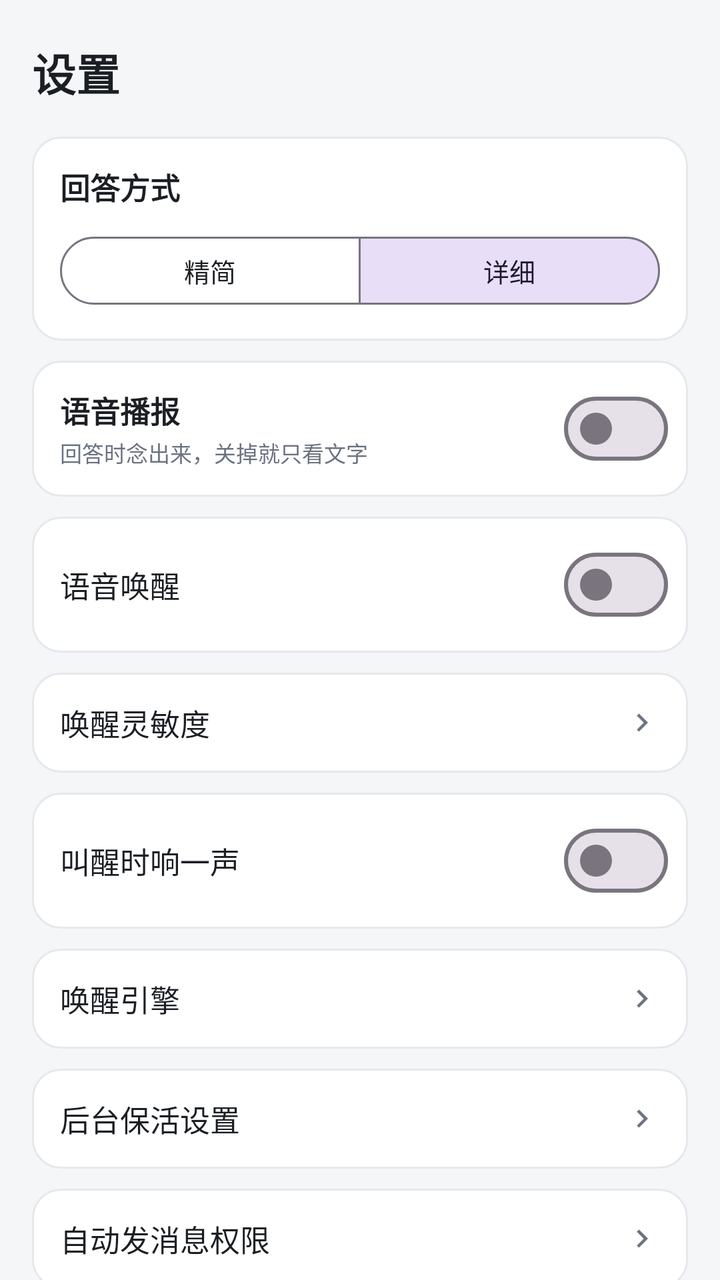
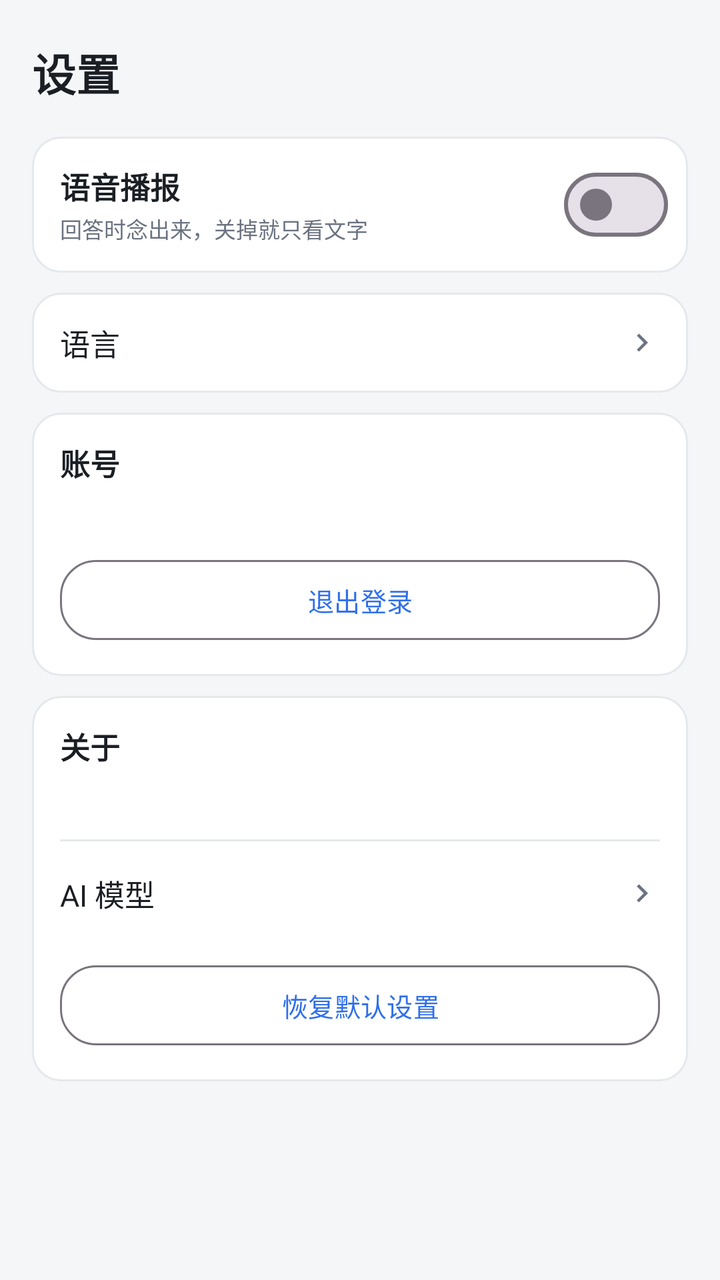

Before-and-after screenshots of an Android layout around one commit, followed by the original layout XML and the change that was made.
<!-- AndroidManifest.xml: application theme Theme.VoiceAssistant -->
<!-- res/layout/fragment_settings.xml -->
<?xml version="1.0" encoding="utf-8"?>
<ScrollView xmlns:android="http://schemas.android.com/apk/res/android"
    xmlns:app="http://schemas.android.com/apk/res-auto"
    android:layout_width="match_parent"
    android:layout_height="match_parent"
    android:background="@color/bg_app"
    android:fillViewport="true"
    android:scrollbars="none">

    <LinearLayout
        android:layout_width="match_parent"
        android:layout_height="wrap_content"
        android:orientation="vertical"
        android:paddingStart="16dp"
        android:paddingTop="20dp"
        android:paddingEnd="16dp"
        android:paddingBottom="28dp">

        <TextView
            android:layout_width="wrap_content"
            android:layout_height="wrap_content"
            android:text="@string/settings_title"
            android:textColor="@color/text_primary"
            android:textSize="22sp"
            android:textStyle="bold" />

        
        <LinearLayout
            android:layout_width="match_parent"
            android:layout_height="wrap_content"
            android:layout_marginTop="16dp"
            android:background="@drawable/bg_card"
            android:orientation="vertical"
            android:padding="14dp">

            <TextView
                android:layout_width="wrap_content"
                android:layout_height="wrap_content"
                android:text="@string/settings_answer_style"
                android:textColor="@color/text_primary"
                android:textSize="15sp"
                android:textStyle="bold" />

            <com.google.android.material.button.MaterialButtonToggleGroup
                android:id="@+id/toggleStyle"
                android:layout_width="match_parent"
                android:layout_height="wrap_content"
                android:layout_marginTop="10dp"
                app:checkedButton="@+id/btnStyleDetailed"
                app:selectionRequired="true"
                app:singleSelection="true">

                <com.google.android.material.button.MaterialButton
                    android:id="@+id/btnStyleConcise"
                    style="@style/Widget.Material3.Button.OutlinedButton"
                    android:layout_width="0dp"
                    android:layout_height="wrap_content"
                    android:layout_weight="1"
                    android:minHeight="42dp"
                    android:text="@string/settings_style_concise"
                    android:textSize="13sp" />

                <com.google.android.material.button.MaterialButton
                    android:id="@+id/btnStyleDetailed"
                    style="@style/Widget.Material3.Button.OutlinedButton"
                    android:layout_width="0dp"
                    android:layout_height="wrap_content"
                    android:layout_weight="1"
                    android:minHeight="42dp"
                    android:text="@string/settings_style_detailed"
                    android:textSize="13sp" />
            </com.google.android.material.button.MaterialButtonToggleGroup>
        </LinearLayout>

        
        <LinearLayout
            android:layout_width="match_parent"
            android:layout_height="wrap_content"
            android:layout_marginTop="10dp"
            android:background="@drawable/bg_card"
            android:gravity="center_vertical"
            android:orientation="horizontal"
            android:paddingStart="14dp"
            android:paddingTop="10dp"
            android:paddingEnd="10dp"
            android:paddingBottom="10dp">

            <LinearLayout
                android:layout_width="0dp"
                android:layout_height="wrap_content"
                android:layout_weight="1"
                android:orientation="vertical">

                <TextView
                    android:layout_width="wrap_content"
                    android:layout_height="wrap_content"
                    android:text="@string/settings_speak"
                    android:textColor="@color/text_primary"
                    android:textSize="15sp"
                    android:textStyle="bold" />

                <TextView
                    android:layout_width="wrap_content"
                    android:layout_height="wrap_content"
                    android:layout_marginTop="2dp"
                    android:text="@string/settings_speak_desc"
                    android:textColor="@color/text_secondary"
                    android:textSize="11sp" />
            </LinearLayout>

            <com.google.android.material.materialswitch.MaterialSwitch
                android:id="@+id/switchSpeak"
                android:layout_width="wrap_content"
                android:layout_height="wrap_content" />
        </LinearLayout>

        
        <LinearLayout
            android:layout_width="match_parent"
            android:layout_height="wrap_content"
            android:layout_marginTop="10dp"
            android:background="@drawable/bg_card"
            android:gravity="center_vertical"
            android:orientation="horizontal"
            android:paddingStart="14dp"
            android:paddingTop="10dp"
            android:paddingEnd="10dp"
            android:paddingBottom="10dp">

            <TextView
                android:layout_width="0dp"
                android:layout_height="wrap_content"
                android:layout_weight="1"
                android:text="@string/settings_wake"
                android:textColor="@color/text_primary"
                android:textSize="15sp" />

            <com.google.android.material.materialswitch.MaterialSwitch
                android:id="@+id/switchWake"
                android:layout_width="wrap_content"
                android:layout_height="wrap_content" />
        </LinearLayout>

        
        <LinearLayout
            android:id="@+id/rowWakeSensitivity"
            android:layout_width="match_parent"
            android:layout_height="wrap_content"
            android:layout_marginTop="10dp"
            android:background="@drawable/bg_card"
            android:clickable="true"
            android:focusable="true"
            android:foreground="?attr/selectableItemBackground"
            android:gravity="center_vertical"
            android:orientation="horizontal"
            android:padding="14dp">

            <TextView
                android:layout_width="0dp"
                android:layout_height="wrap_content"
                android:layout_weight="1"
                android:text="@string/settings_wake_sensitivity"
                android:textColor="@color/text_primary"
                android:textSize="15sp" />

            <TextView
                android:id="@+id/tvWakeSensitivityValue"
                android:layout_width="wrap_content"
                android:layout_height="wrap_content"
                android:textColor="@color/text_secondary"
                android:textSize="14sp" />

            <ImageView
                android:layout_width="18dp"
                android:layout_height="18dp"
                android:layout_marginStart="6dp"
                android:contentDescription="@string/settings_wake_sensitivity"
                android:rotation="-90"
                android:src="@drawable/ic_chevron_down"
                app:tint="@color/text_secondary" />
        </LinearLayout>

        
        <LinearLayout
            android:layout_width="match_parent"
            android:layout_height="wrap_content"
            android:layout_marginTop="10dp"
            android:background="@drawable/bg_card"
            android:gravity="center_vertical"
            android:orientation="horizontal"
            android:paddingStart="14dp"
            android:paddingTop="10dp"
            android:paddingEnd="10dp"
            android:paddingBottom="10dp">

            <TextView
                android:layout_width="0dp"
                android:layout_height="wrap_content"
                android:layout_weight="1"
                android:text="@string/settings_wake_beep"
                android:textColor="@color/text_primary"
                android:textSize="15sp" />

            <com.google.android.material.materialswitch.MaterialSwitch
                android:id="@+id/switchWakeBeep"
                android:layout_width="wrap_content"
                android:layout_height="wrap_content" />
        </LinearLayout>

        
        <LinearLayout
            android:id="@+id/rowWakeEngine"
            android:layout_width="match_parent"
            android:layout_height="wrap_content"
            android:layout_marginTop="10dp"
            android:background="@drawable/bg_card"
            android:clickable="true"
            android:focusable="true"
            android:foreground="?attr/selectableItemBackground"
            android:gravity="center_vertical"
            android:orientation="horizontal"
            android:padding="14dp">

            <TextView
                android:layout_width="0dp"
                android:layout_height="wrap_content"
                android:layout_weight="1"
                android:text="@string/settings_wake_engine"
                android:textColor="@color/text_primary"
                android:textSize="15sp" />

            <TextView
                android:id="@+id/tvWakeEngineValue"
                android:layout_width="wrap_content"
                android:layout_height="wrap_content"
                android:textColor="@color/text_secondary"
                android:textSize="14sp" />

            <ImageView
                android:layout_width="18dp"
                android:layout_height="18dp"
                android:layout_marginStart="6dp"
                android:contentDescription="@string/settings_wake_engine"
                android:rotation="-90"
                android:src="@drawable/ic_chevron_down"
                app:tint="@color/text_secondary" />
        </LinearLayout>

        
        <LinearLayout
            android:id="@+id/rowBattery"
            android:layout_width="match_parent"
            android:layout_height="wrap_content"
            android:layout_marginTop="10dp"
            android:background="@drawable/bg_card"
            android:clickable="true"
            android:focusable="true"
            android:foreground="?attr/selectableItemBackground"
            android:gravity="center_vertical"
            android:orientation="horizontal"
            android:padding="14dp">

            <TextView
                android:layout_width="0dp"
                android:layout_height="wrap_content"
                android:layout_weight="1"
                android:text="@string/settings_battery"
                android:textColor="@color/text_primary"
                android:textSize="15sp" />

            <ImageView
                android:layout_width="18dp"
                android:layout_height="18dp"
                android:contentDescription="@string/settings_battery"
                android:rotation="-90"
                android:src="@drawable/ic_chevron_down"
                app:tint="@color/text_secondary" />
        </LinearLayout>

        
        <LinearLayout
            android:id="@+id/rowAccessibility"
            android:layout_width="match_parent"
            android:layout_height="wrap_content"
            android:layout_marginTop="10dp"
            android:background="@drawable/bg_card"
            android:clickable="true"
            android:focusable="true"
            android:foreground="?attr/selectableItemBackground"
            android:gravity="center_vertical"
            android:orientation="horizontal"
            android:padding="14dp">

            <TextView
                android:layout_width="0dp"
                android:layout_height="wrap_content"
                android:layout_weight="1"
                android:text="@string/settings_access"
                android:textColor="@color/text_primary"
                android:textSize="15sp" />

            <ImageView
                android:layout_width="18dp"
                android:layout_height="18dp"
                android:contentDescription="@string/settings_access"
                android:rotation="-90"
                android:src="@drawable/ic_chevron_down"
                app:tint="@color/text_secondary" />
        </LinearLayout>

        
        <LinearLayout
            android:id="@+id/rowLanguage"
            android:layout_width="match_parent"
            android:layout_height="wrap_content"
            android:layout_marginTop="10dp"
            android:background="@drawable/bg_card"
            android:clickable="true"
            android:focusable="true"
            android:foreground="?attr/selectableItemBackground"
            android:gravity="center_vertical"
            android:orientation="horizontal"
            android:padding="14dp">

            <TextView
                android:layout_width="0dp"
                android:layout_height="wrap_content"
                android:layout_weight="1"
                android:text="@string/settings_language"
                android:textColor="@color/text_primary"
                android:textSize="15sp" />

            <TextView
                android:id="@+id/tvLanguageValue"
                android:layout_width="wrap_content"
                android:layout_height="wrap_content"
                android:layout_marginEnd="6dp"
                android:textColor="@color/text_secondary"
                android:textSize="14sp" />

            <ImageView
                android:layout_width="18dp"
                android:layout_height="18dp"
                android:contentDescription="@string/settings_language_title"
                android:rotation="-90"
                android:src="@drawable/ic_chevron_down"
                app:tint="@color/text_secondary" />
        </LinearLayout>

        
        <LinearLayout
            android:layout_width="match_parent"
            android:layout_height="wrap_content"
            android:layout_marginTop="10dp"
            android:background="@drawable/bg_card"
            android:orientation="vertical"
            android:padding="14dp">

            <TextView
                android:layout_width="wrap_content"
                android:layout_height="wrap_content"
                android:text="@string/settings_account"
                android:textColor="@color/text_primary"
                android:textSize="15sp"
                android:textStyle="bold" />

            <TextView
                android:id="@+id/tvAccount"
                android:layout_width="match_parent"
                android:layout_height="wrap_content"
                android:layout_marginTop="6dp"
                android:textColor="@color/text_secondary"
                android:textSize="13sp" />

            <com.google.android.material.button.MaterialButton
                android:id="@+id/btnLogout"
                style="@style/Widget.Material3.Button.OutlinedButton"
                android:layout_width="match_parent"
                android:layout_height="wrap_content"
                android:layout_marginTop="10dp"
                android:text="@string/settings_logout"
                android:textSize="13sp"
                app:cornerRadius="18dp" />
        </LinearLayout>

        
        <LinearLayout
            android:layout_width="match_parent"
            android:layout_height="wrap_content"
            android:layout_marginTop="10dp"
            android:background="@drawable/bg_card"
            android:orientation="vertical"
            android:padding="14dp">

            <TextView
                android:layout_width="wrap_content"
                android:layout_height="wrap_content"
                android:text="@string/settings_about"
                android:textColor="@color/text_primary"
                android:textSize="15sp"
                android:textStyle="bold" />

            <TextView
                android:id="@+id/tvVersion"
                android:layout_width="match_parent"
                android:layout_height="wrap_content"
                android:layout_marginTop="6dp"
                android:textColor="@color/text_secondary"
                android:textSize="13sp" />

            <View
                android:layout_width="match_parent"
                android:layout_height="1dp"
                android:layout_marginTop="12dp"
                android:layout_marginBottom="4dp"
                android:background="@color/bubble_bot_stroke" />

            
            <LinearLayout
                android:id="@+id/rowModel"
                android:layout_width="match_parent"
                android:layout_height="wrap_content"
                android:background="?attr/selectableItemBackground"
                android:clickable="true"
                android:focusable="true"
                android:gravity="center_vertical"
                android:minHeight="44dp"
                android:orientation="horizontal">

                <TextView
                    android:layout_width="0dp"
                    android:layout_height="wrap_content"
                    android:layout_weight="1"
                    android:text="@string/settings_model_row"
                    android:textColor="@color/text_primary"
                    android:textSize="15sp" />

                <TextView
                    android:id="@+id/tvModelValue"
                    android:layout_width="wrap_content"
                    android:layout_height="wrap_content"
                    android:layout_marginEnd="6dp"
                    android:textColor="@color/text_secondary"
                    android:textSize="14sp" />

                <ImageView
                    android:layout_width="18dp"
                    android:layout_height="18dp"
                    android:contentDescription="@string/settings_model_row"
                    android:rotation="-90"
                    android:src="@drawable/ic_chevron_down"
                    app:tint="@color/text_secondary" />
            </LinearLayout>

            <com.google.android.material.button.MaterialButton
                android:id="@+id/btnResetSettings"
                style="@style/Widget.Material3.Button.OutlinedButton"
                android:layout_width="match_parent"
                android:layout_height="wrap_content"
                android:layout_marginTop="10dp"
                android:text="@string/settings_reset"
                android:textSize="13sp"
                app:cornerRadius="18dp" />
        </LinearLayout>

    </LinearLayout>
</ScrollView>
<!-- resources referenced by this layout -->
<resources>
  <color name="bg_app">#F5F6F8</color>
  <color name="bubble_bot_stroke">#E5E8EC</color>
  <color name="text_primary">#1B1F24</color>
  <color name="text_secondary">#6B7280</color>
  <!-- drawable bg_card (drawable) -->
  <?xml version="1.0" encoding="utf-8"?>
  <shape xmlns:android="http://schemas.android.com/apk/res/android"
      android:shape="rectangle">
      <solid android:color="@color/surface" />
      <corners android:radius="14dp" />
      <stroke
          android:width="1dp"
          android:color="@color/bubble_bot_stroke" />
  </shape>
  <!-- drawable ic_chevron_down (drawable) -->
  <vector xmlns:android="http://schemas.android.com/apk/res/android"
      android:width="24dp"
      android:height="24dp"
      android:viewportWidth="24"
      android:viewportHeight="24">
      <path
          android:fillColor="#FF000000"
          android:pathData="M7.41,8.59L12,13.17l4.59,-4.58L18,10l-6,6 -6,-6 1.41,-1.41z" />
  </vector>
  <string name="settings_about">关于</string>
  <string name="settings_access">自动发消息权限</string>
  <string name="settings_account">账号</string>
  <string name="settings_answer_style">回答方式</string>
  <string name="settings_battery">后台保活设置</string>
  <string name="settings_language">语言</string>
  <string name="settings_language_title">选择界面语言</string>
  <string name="settings_logout">退出登录</string>
  <string name="settings_model_row">AI 模型</string>
  <string name="settings_reset">恢复默认设置</string>
  <string name="settings_speak">语音播报</string>
  <string name="settings_speak_desc">回答时念出来，关掉就只看文字</string>
  <string name="settings_style_concise">精简</string>
  <string name="settings_style_detailed">详细</string>
  <string name="settings_title">设置</string>
  <string name="settings_wake">语音唤醒</string>
  <string name="settings_wake_beep">叫醒时响一声</string>
  <string name="settings_wake_engine">唤醒引擎</string>
  <string name="settings_wake_sensitivity">唤醒灵敏度</string>
  <style name="Theme.VoiceAssistant" parent="Base.Theme.VoiceAssistant" />
  <color name="surface">#FFFFFFFF</color>
  <style name="Base.Theme.VoiceAssistant" parent="Theme.Material3.Light.NoActionBar">
          
          <item name="colorPrimary">@color/brand_primary</item>
          <item name="colorOnPrimary">@color/white</item>
          <item name="colorPrimaryContainer">@color/chip_bg</item>
          <item name="colorOnPrimaryContainer">@color/brand_primary_dark</item>
          <item name="colorSurface">@color/surface</item>
          <item name="colorOnSurface">@color/text_primary</item>
          <item name="colorSurfaceVariant">@color/input_bg</item>
          <item name="colorOnSurfaceVariant">@color/text_secondary</item>
          <item name="android:colorBackground">@color/bg_app</item>
  
          
          <item name="android:windowBackground">@color/bg_app</item>
  
          
          <item name="android:statusBarColor">@android:color/transparent</item>
          <item name="android:navigationBarColor">@android:color/transparent</item>
          <item name="android:windowLightStatusBar">true</item>
          <item name="android:windowLightNavigationBar">true</item>
          <item name="android:windowDrawsSystemBarBackgrounds">true</item>
  
          
          <item name="android:forceDarkAllowed" tools:targetApi="q">false</item>
      </style>
  <color name="brand_primary">#2F6FED</color>
  <color name="white">#FFFFFFFF</color>
  <color name="chip_bg">#EAF1FE</color>
  <color name="brand_primary_dark">#1E4FBF</color>
  <color name="input_bg">#F1F3F5</color>
</resources>

<!-- the commit's change to res/layout/fragment_settings.xml (unified diff, before → after) -->
@@ -30,54 +30,6 @@
             android:layout_height="wrap_content"
             android:layout_marginTop="16dp"
             android:background="@drawable/bg_card"
-            android:orientation="vertical"
-            android:padding="14dp">
-
-            <TextView
-                android:layout_width="wrap_content"
-                android:layout_height="wrap_content"
-                android:text="@string/settings_answer_style"
-                android:textColor="@color/text_primary"
-                android:textSize="15sp"
-                android:textStyle="bold" />
-
-            <com.google.android.material.button.MaterialButtonToggleGroup
-                android:id="@+id/toggleStyle"
-                android:layout_width="match_parent"
-                android:layout_height="wrap_content"
-                android:layout_marginTop="10dp"
-                app:checkedButton="@+id/btnStyleDetailed"
-                app:selectionRequired="true"
-                app:singleSelection="true">
-
-                <com.google.android.material.button.MaterialButton
-                    android:id="@+id/btnStyleConcise"
-                    style="@style/Widget.Material3.Button.OutlinedButton"
-                    android:layout_width="0dp"
-                    android:layout_height="wrap_content"
-                    android:layout_weight="1"
-                    android:minHeight="42dp"
-                    android:text="@string/settings_style_concise"
-                    android:textSize="13sp" />
-
-                <com.google.android.material.button.MaterialButton
-                    android:id="@+id/btnStyleDetailed"
-                    style="@style/Widget.Material3.Button.OutlinedButton"
-                    android:layout_width="0dp"
-                    android:layout_height="wrap_content"
-                    android:layout_weight="1"
-                    android:minHeight="42dp"
-                    android:text="@string/settings_style_detailed"
-                    android:textSize="13sp" />
-            </com.google.android.material.button.MaterialButtonToggleGroup>
-        </LinearLayout>
-
-        
-        <LinearLayout
-            android:layout_width="match_parent"
-            android:layout_height="wrap_content"
-            android:layout_marginTop="10dp"
-            android:background="@drawable/bg_card"
             android:gravity="center_vertical"
             android:orientation="horizontal"
             android:paddingStart="14dp"
@@ -112,200 +64,6 @@
                 android:id="@+id/switchSpeak"
                 android:layout_width="wrap_content"
                 android:layout_height="wrap_content" />
-        </LinearLayout>
-
-        
-        <LinearLayout
-            android:layout_width="match_parent"
-            android:layout_height="wrap_content"
-            android:layout_marginTop="10dp"
-            android:background="@drawable/bg_card"
-            android:gravity="center_vertical"
-            android:orientation="horizontal"
-            android:paddingStart="14dp"
-            android:paddingTop="10dp"
-            android:paddingEnd="10dp"
-            android:paddingBottom="10dp">
-
-            <TextView
-                android:layout_width="0dp"
-                android:layout_height="wrap_content"
-                android:layout_weight="1"
-                android:text="@string/settings_wake"
-                android:textColor="@color/text_primary"
-                android:textSize="15sp" />
-
-            <com.google.android.material.materialswitch.MaterialSwitch
-                android:id="@+id/switchWake"
-                android:layout_width="wrap_content"
-                android:layout_height="wrap_content" />
-        </LinearLayout>
-
-        
-        <LinearLayout
-            android:id="@+id/rowWakeSensitivity"
-            android:layout_width="match_parent"
-            android:layout_height="wrap_content"
-            android:layout_marginTop="10dp"
-            android:background="@drawable/bg_card"
-            android:clickable="true"
-            android:focusable="true"
-            android:foreground="?attr/selectableItemBackground"
-            android:gravity="center_vertical"
-            android:orientation="horizontal"
-            android:padding="14dp">
-
-            <TextView
-                android:layout_width="0dp"
-                android:layout_height="wrap_content"
-                android:layout_weight="1"
-                android:text="@string/settings_wake_sensitivity"
-                android:textColor="@color/text_primary"
-                android:textSize="15sp" />
-
-            <TextView
-                android:id="@+id/tvWakeSensitivityValue"
-                android:layout_width="wrap_content"
-                android:layout_height="wrap_content"
-                android:textColor="@color/text_secondary"
-                android:textSize="14sp" />
-
-            <ImageView
-                android:layout_width="18dp"
-                android:layout_height="18dp"
-                android:layout_marginStart="6dp"
-                android:contentDescription="@string/settings_wake_sensitivity"
-                android:rotation="-90"
-                android:src="@drawable/ic_chevron_down"
-                app:tint="@color/text_secondary" />
-        </LinearLayout>
-
-        
-        <LinearLayout
-            android:layout_width="match_parent"
-            android:layout_height="wrap_content"
-            android:layout_marginTop="10dp"
-            android:background="@drawable/bg_card"
-            android:gravity="center_vertical"
-            android:orientation="horizontal"
-            android:paddingStart="14dp"
-            android:paddingTop="10dp"
-            android:paddingEnd="10dp"
-            android:paddingBottom="10dp">
-
-            <TextView
-                android:layout_width="0dp"
-                android:layout_height="wrap_content"
-                android:layout_weight="1"
-                android:text="@string/settings_wake_beep"
-                android:textColor="@color/text_primary"
-                android:textSize="15sp" />
-
-            <com.google.android.material.materialswitch.MaterialSwitch
-                android:id="@+id/switchWakeBeep"
-                android:layout_width="wrap_content"
-                android:layout_height="wrap_content" />
-        </LinearLayout>
-
-        
-        <LinearLayout
-            android:id="@+id/rowWakeEngine"
-            android:layout_width="match_parent"
-            android:layout_height="wrap_content"
-            android:layout_marginTop="10dp"
-            android:background="@drawable/bg_card"
-            android:clickable="true"
-            android:focusable="true"
-            android:foreground="?attr/selectableItemBackground"
-            android:gravity="center_vertical"
-            android:orientation="horizontal"
-            android:padding="14dp">
-
-            <TextView
-                android:layout_width="0dp"
-                android:layout_height="wrap_content"
-                android:layout_weight="1"
-                android:text="@string/settings_wake_engine"
-                android:textColor="@color/text_primary"
-                android:textSize="15sp" />
-
-            <TextView
-                android:id="@+id/tvWakeEngineValue"
-                android:layout_width="wrap_content"
-                android:layout_height="wrap_content"
-                android:textColor="@color/text_secondary"
-                android:textSize="14sp" />
-
-            <ImageView
-                android:layout_width="18dp"
-                android:layout_height="18dp"
-                android:layout_marginStart="6dp"
-                android:contentDescription="@string/settings_wake_engine"
-                android:rotation="-90"
-                android:src="@drawable/ic_chevron_down"
-                app:tint="@color/text_secondary" />
-        </LinearLayout>
-
-        
-        <LinearLayout
-            android:id="@+id/rowBattery"
-            android:layout_width="match_parent"
-            android:layout_height="wrap_content"
-            android:layout_marginTop="10dp"
-            android:background="@drawable/bg_card"
-            android:clickable="true"
-            android:focusable="true"
-            android:foreground="?attr/selectableItemBackground"
-            android:gravity="center_vertical"
-            android:orientation="horizontal"
-            android:padding="14dp">
-
-            <TextView
-                android:layout_width="0dp"
-                android:layout_height="wrap_content"
-                android:layout_weight="1"
-                android:text="@string/settings_battery"
-                android:textColor="@color/text_primary"
-                android:textSize="15sp" />
-
-            <ImageView
-                android:layout_width="18dp"
-                android:layout_height="18dp"
-                android:contentDescription="@string/settings_battery"
-                android:rotation="-90"
-                android:src="@drawable/ic_chevron_down"
-                app:tint="@color/text_secondary" />
-        </LinearLayout>
-
-        
-        <LinearLayout
-            android:id="@+id/rowAccessibility"
-            android:layout_width="match_parent"
-            android:layout_height="wrap_content"
-            android:layout_marginTop="10dp"
-            android:background="@drawable/bg_card"
-            android:clickable="true"
-            android:focusable="true"
-            android:foreground="?attr/selectableItemBackground"
-            android:gravity="center_vertical"
-            android:orientation="horizontal"
-            android:padding="14dp">
-
-            <TextView
-                android:layout_width="0dp"
-                android:layout_height="wrap_content"
-                android:layout_weight="1"
-                android:text="@string/settings_access"
-                android:textColor="@color/text_primary"
-                android:textSize="15sp" />
-
-            <ImageView
-                android:layout_width="18dp"
-                android:layout_height="18dp"
-                android:contentDescription="@string/settings_access"
-                android:rotation="-90"
-                android:src="@drawable/ic_chevron_down"
-                app:tint="@color/text_secondary" />
         </LinearLayout>
 
         
<!-- resource entries referenced after the edit -->
@@ -25,10 +25,7 @@
           android:pathData="M7.41,8.59L12,13.17l4.59,-4.58L18,10l-6,6 -6,-6 1.41,-1.41z" />
   </vector>
   <string name="settings_about">关于</string>
-  <string name="settings_access">自动发消息权限</string>
   <string name="settings_account">账号</string>
-  <string name="settings_answer_style">回答方式</string>
-  <string name="settings_battery">后台保活设置</string>
   <string name="settings_language">语言</string>
   <string name="settings_language_title">选择界面语言</string>
   <string name="settings_logout">退出登录</string>
@@ -36,13 +33,7 @@
   <string name="settings_reset">恢复默认设置</string>
   <string name="settings_speak">语音播报</string>
   <string name="settings_speak_desc">回答时念出来，关掉就只看文字</string>
-  <string name="settings_style_concise">精简</string>
-  <string name="settings_style_detailed">详细</string>
   <string name="settings_title">设置</string>
-  <string name="settings_wake">语音唤醒</string>
-  <string name="settings_wake_beep">叫醒时响一声</string>
-  <string name="settings_wake_engine">唤醒引擎</string>
-  <string name="settings_wake_sensitivity">唤醒灵敏度</string>
   <style name="Theme.VoiceAssistant" parent="Base.Theme.VoiceAssistant" />
   <color name="surface">#FFFFFFFF</color>
   <style name="Base.Theme.VoiceAssistant" parent="Theme.Material3.Light.NoActionBar">
